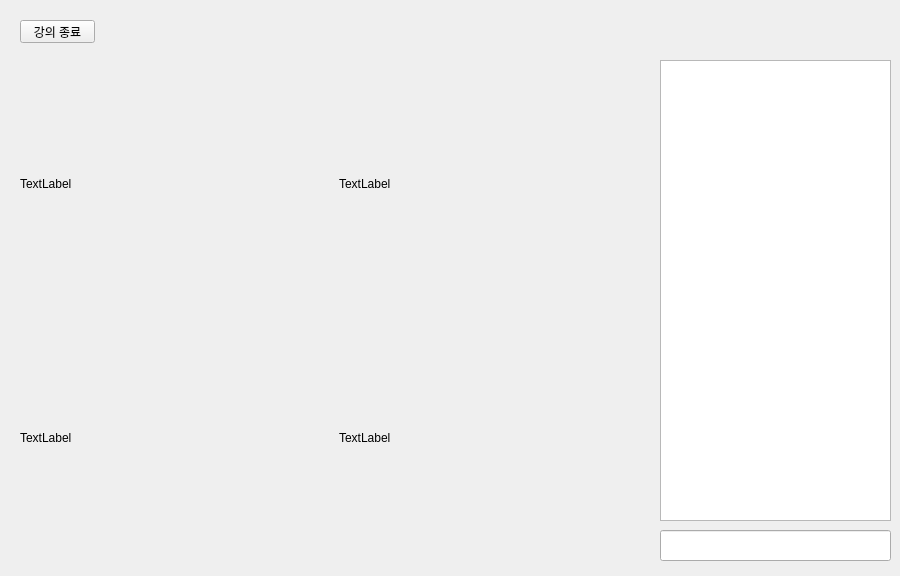
The window that mainwidget.ui (xlbatross/cppqttcpclient) describes before a commit, drawn with Qt 5.
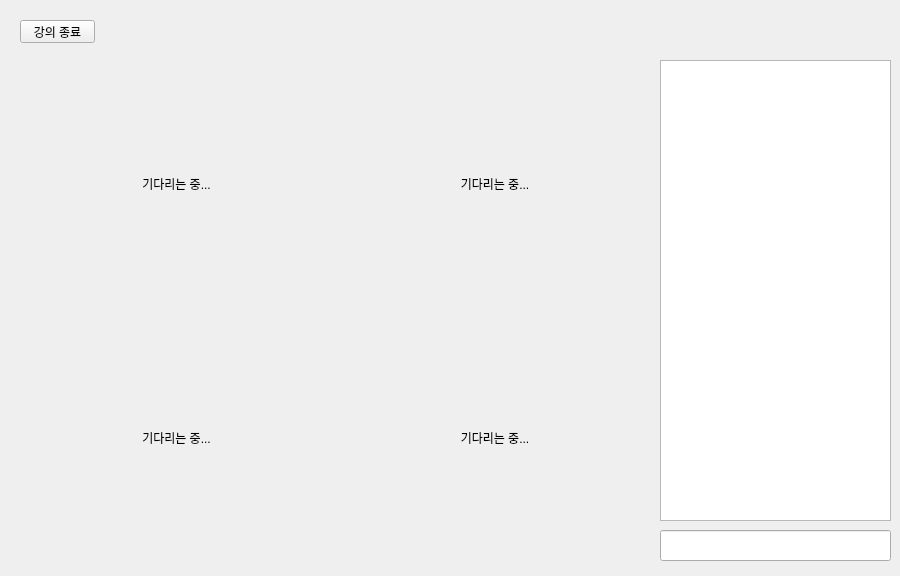
The same window after the commit. The open tabs and pages were chosen to show the change.

```diff
--- a/mainwidget.ui
+++ b/mainwidget.ui
@@ -486,28 +486,40 @@
       <item row="1" column="1">
        <widget class="QLabel" name="lb_stuImage4">
         <property name="text">
-         <string>TextLabel</string>
+         <string>기다리는 중...</string>
+        </property>
+        <property name="alignment">
+         <set>Qt::AlignCenter</set>
         </property>
        </widget>
       </item>
       <item row="0" column="1">
        <widget class="QLabel" name="lb_stuImage2">
         <property name="text">
-         <string>TextLabel</string>
+         <string>기다리는 중...</string>
+        </property>
+        <property name="alignment">
+         <set>Qt::AlignCenter</set>
         </property>
        </widget>
       </item>
       <item row="1" column="0">
        <widget class="QLabel" name="lb_stuImage3">
         <property name="text">
-         <string>TextLabel</string>
+         <string>기다리는 중...</string>
+        </property>
+        <property name="alignment">
+         <set>Qt::AlignCenter</set>
         </property>
        </widget>
       </item>
       <item row="0" column="0">
        <widget class="QLabel" name="lb_stuImage1">
         <property name="text">
-         <string>TextLabel</string>
+         <string>기다리는 중...</string>
+        </property>
+        <property name="alignment">
+         <set>Qt::AlignCenter</set>
         </property>
        </widget>
       </item>
```
Left out of the diff: 5 changed lines with no effect on the pictures.
